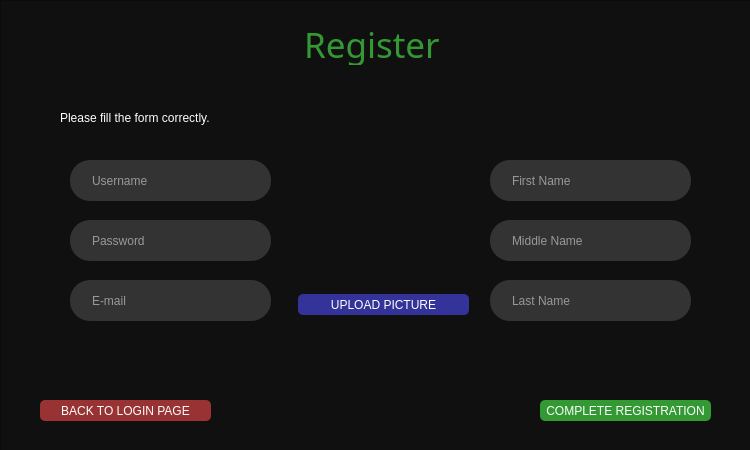
The window that loginsystem.ui (fedinaimi/E-health_2A4) describes before a commit, drawn with Qt 5.
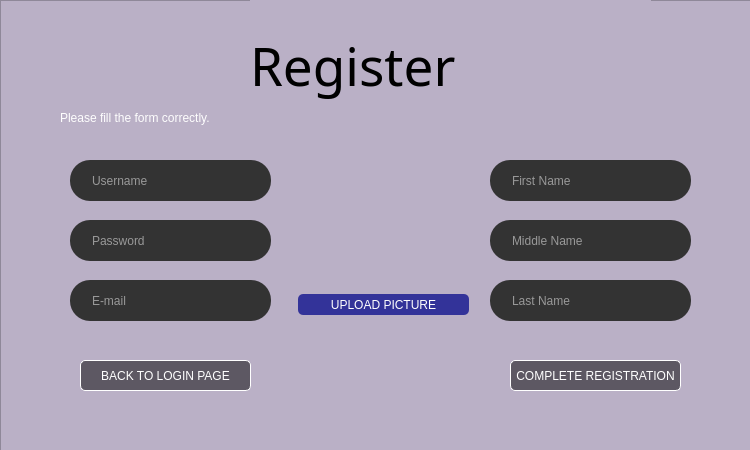
The same window after the commit. The open tabs and pages were chosen to show the change. Icons and pictures are not drawn.

The edit to the form file:
```diff
--- a/loginsystem.ui
+++ b/loginsystem.ui
@@ -786,7 +786,7 @@
         </rect>
        </property>
        <property name="styleSheet">
-        <string notr="true">background: #101010;</string>
+        <string notr="true">background: #BAB0C6;</string>
        </property>
        <property name="frameShape">
         <enum>QFrame::StyledPanel</enum>
@@ -797,24 +797,24 @@
        <widget class="QLabel" name="label_2">
         <property name="geometry">
          <rect>
-          <x>258</x>
-          <y>24</y>
-          <width>223</width>
-          <height>41</height>
+          <x>250</x>
+          <y>0</y>
+          <width>401</width>
+          <height>131</height>
          </rect>
         </property>
         <property name="font">
          <font>
-          <family>Droid Sans</family>
-          <pointsize>-1</pointsize>
+          <family>Bauhaus 93</family>
+          <pointsize>40</pointsize>
+          <weight>50</weight>
+          <italic>false</italic>
+          <bold>false</bold>
          </font>
         </property>
         <property name="styleSheet">
-         <string notr="true">text-align: center;
-color: #393;
-margin: 0 auto;
-font-size: 35px;
-font-family: 'Droid Sans';</string>
+         <string notr="true">font: 40pt &quot;Bauhaus 93&quot;;
+</string>
         </property>
         <property name="text">
          <string>Register</string>
@@ -1301,17 +1301,23 @@
        <widget class="QPushButton" name="completeRegButton">
         <property name="geometry">
          <rect>
-          <x>540</x>
-          <y>400</y>
+          <x>510</x>
+          <y>360</y>
           <width>171</width>
-          <height>21</height>
+          <height>31</height>
          </rect>
         </property>
         <property name="styleSheet">
-         <string notr="true">Padding: 1px;
-Border-radius: 5px;
-Background: #393;
-Color: #fefefe;</string>
+         <string notr="true">QPushButton{
+background-color:rgba(0,0,0,50%);
+color:white;
+border:1 solid white;
+border-radius: 5px;
+}
+QPushButton:hover{
+background-color:rgba(255,0,0,50%);
+color:black;
+}</string>
         </property>
         <property name="text">
          <string>COMPLETE REGISTRATION</string>
@@ -2288,17 +2294,23 @@
        <widget class="QPushButton" name="backButton">
         <property name="geometry">
          <rect>
-          <x>40</x>
-          <y>400</y>
+          <x>80</x>
+          <y>360</y>
           <width>171</width>
-          <height>21</height>
+          <height>31</height>
          </rect>
         </property>
         <property name="styleSheet">
-         <string notr="true">Padding: 1px;
-Border-radius: 5px;
-Background: #933;
-Color: #fefefe;</string>
+         <string notr="true">QPushButton{
+background-color:rgba(0,0,0,50%);
+color:white;
+border:1 solid white;
+border-radius: 5px;
+}
+QPushButton:hover{
+background-color:rgba(255,0,0,50%);
+color:black;
+}</string>
         </property>
         <property name="text">
          <string>BACK TO LOGIN PAGE</string>
@@ -2355,6 +2367,22 @@
          <string>UPLOAD PICTURE</string>
         </property>
        </widget>
+       <widget class="QLabel" name="label_11">
+        <property name="geometry">
+         <rect>
+          <x>20</x>
+          <y>20</y>
+          <width>111</width>
+          <height>71</height>
+         </rect>
+        </property>
+        <property name="text">
+         <string/>
+        </property>
+        <property name="pixmap">
+         <pixmap resource="resources.qrc">:/new/prefix1/Resources/logo.png</pixmap>
+        </property>
+       </widget>
       </widget>
      </widget>
      <widget class="QWidget" name="page">
```
Left out of the diff: 88 changed lines with no effect on the pictures.
